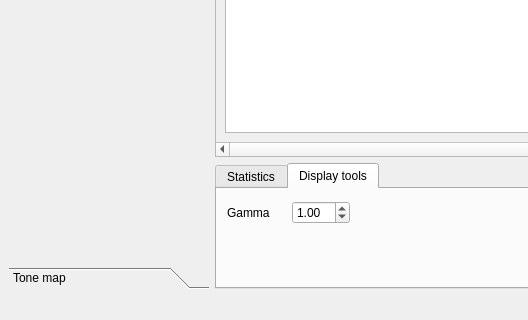
Qt form src/astrobench.ui (steveicarus/astrobench) before a commit; both pictures show x 0 to 528 and y 454 to 774 of the 1001 by 774 pixel window.
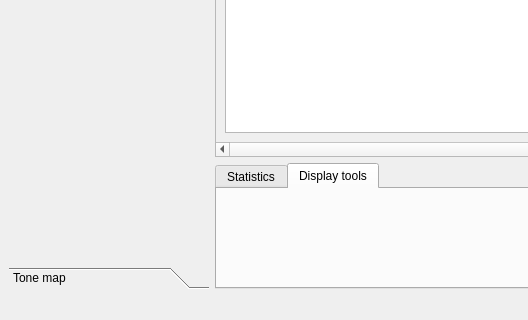
The same form after that commit. The open tabs and pages were chosen to show the change.

The edit to the form file:
```diff
--- a/src/astrobench.ui
+++ b/src/astrobench.ui
@@ -413,32 +413,6 @@
          <attribute name="title">
           <string>Display tools</string>
          </attribute>
-         <widget class="QWidget" name="layoutWidget">
-          <property name="geometry">
-           <rect>
-            <x>10</x>
-            <y>10</y>
-            <width>123</width>
-            <height>27</height>
-           </rect>
-          </property>
-          <layout class="QHBoxLayout" name="horizontalLayout_3">
-           <item>
-            <widget class="QLabel" name="label_4">
-             <property name="text">
-              <string>Gamma</string>
-             </property>
-            </widget>
-           </item>
-           <item>
-            <widget class="QDoubleSpinBox" name="tools_gamma">
-             <property name="value">
-              <double>1.000000000000000</double>
-             </property>
-            </widget>
-           </item>
-          </layout>
-         </widget>
         </widget>
        </widget>
       </item>
```
